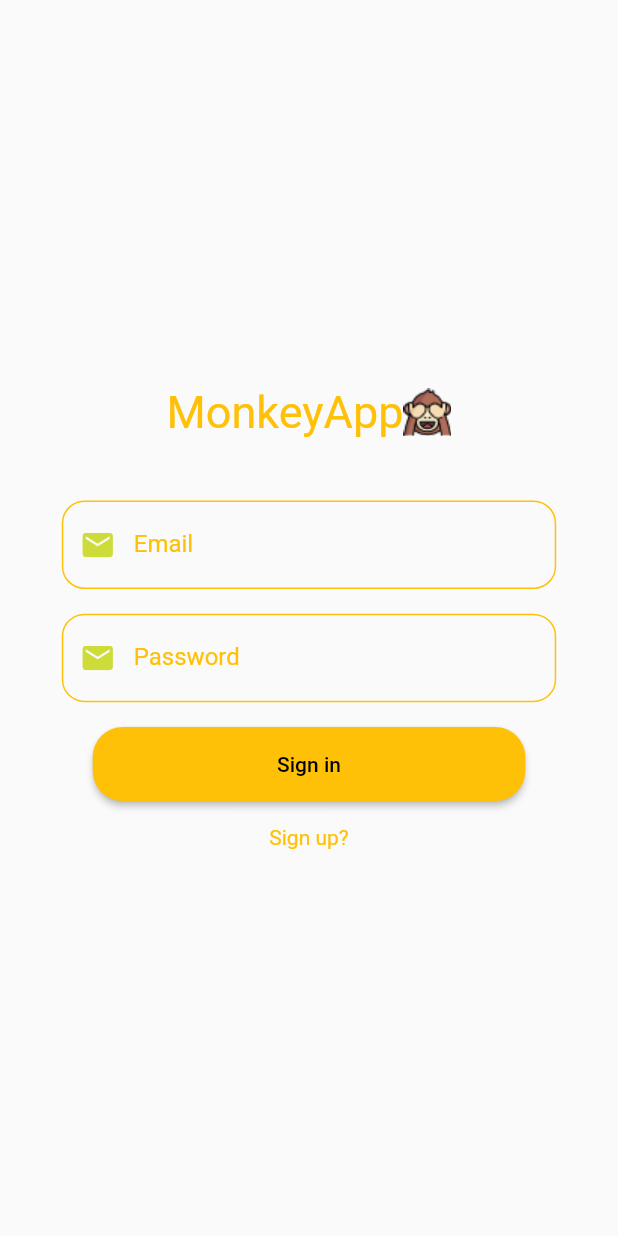
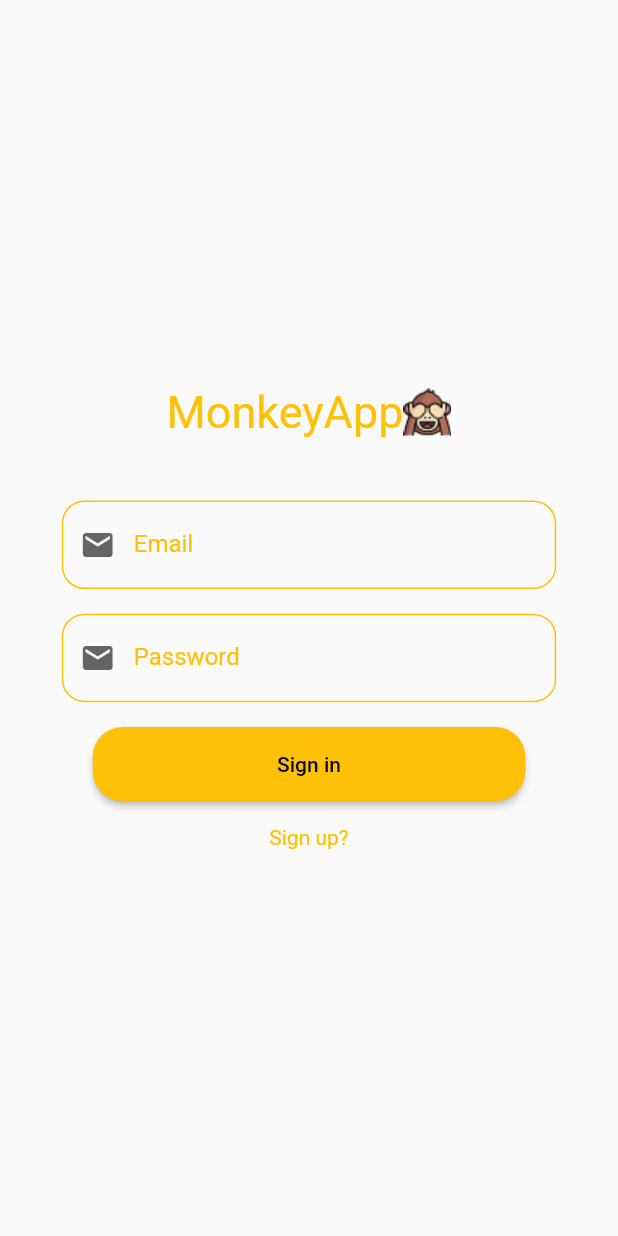
Before and after one commit to WingiM/flutter_lessons, a Flutter app: the screen it shows after launch, on a phone screen of 412 x 824 dp. Run offline on Flutter 3.47's test engine with Material 2 defaults, Android fonts, the phone set to English and light mode, and no system bars.

Commit message:
27.02 lesson

```diff
--- a/lib/main.dart
+++ b/lib/main.dart
@@ -15,23 +15,6 @@ class MainApp extends StatelessWidget {
     return MaterialApp(
       theme: ThemeData(
         primarySwatch: Colors.amber,
-        primaryColor: Colors.amber,
-        floatingActionButtonTheme: const FloatingActionButtonThemeData(
-          backgroundColor: Colors.amber,
-        ),
-        appBarTheme: const AppBarTheme(
-            iconTheme: IconThemeData(
-              color: Colors.black,
-            ),
-            actionsIconTheme: IconThemeData(
-              color: Colors.black,
-            )),
-        elevatedButtonTheme: const ElevatedButtonThemeData(
-          style: ButtonStyle(
-            foregroundColor: MaterialStatePropertyAll(Colors.black),
-          ),
-        ),
-        hintColor: Colors.lime,
       ),
       debugShowCheckedModeBanner: false,
       routes: {
```
Also changed, not shown: lib/pages/deals.dart (+14 -4 lines), lib/pages/home.dart (+53 -10 lines).
